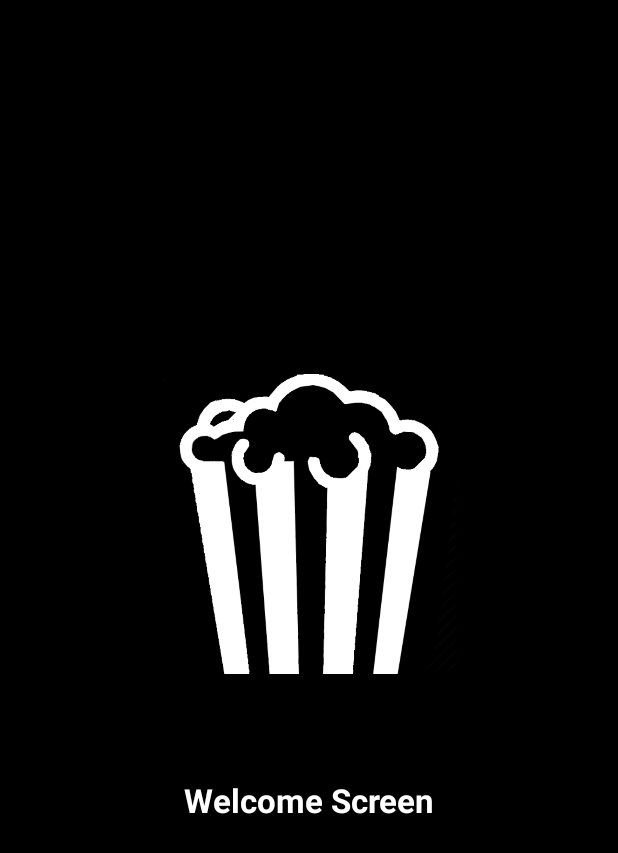
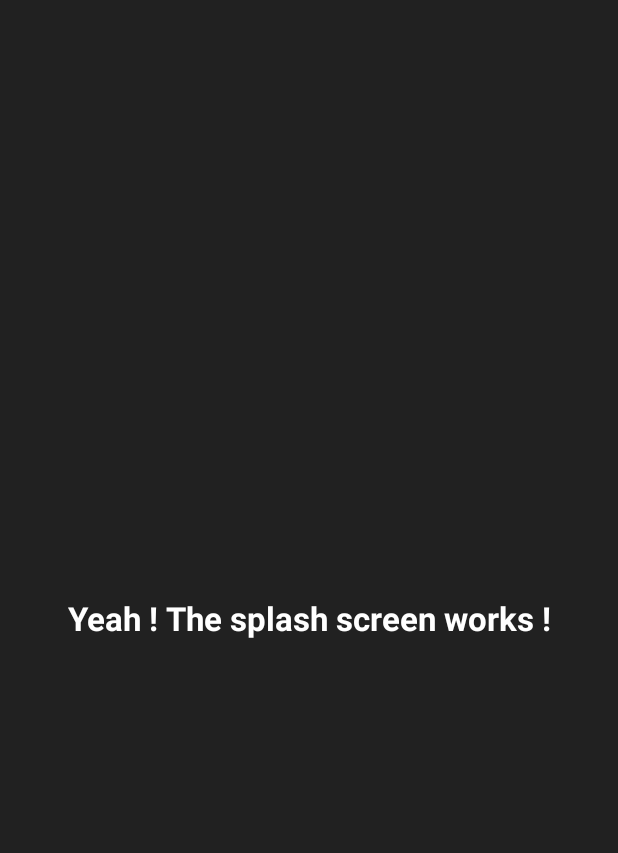
Before and after one commit to maphdev/AND_Splash_Screen, an Android app: the layout activity_main.xml on its own in the app's theme, with its tools: preview values and no code run, on a phone screen of 412 x 824 dp. Shown: the top 853 px of the screen. Run offline under Robolectric (Android 15) with nearby library versions, the phone set to English and light mode, and no system bars.

```diff
--- a/app/build.gradle
+++ b/app/build.gradle
@@ -25,4 +25,5 @@ dependencies {
     testImplementation 'junit:junit:4.12'
     androidTestImplementation 'com.android.support.test:runner:1.0.1'
     androidTestImplementation 'com.android.support.test.espresso:espresso-core:3.0.1'
+    implementation 'com.android.support:design:26.1.0'
 }
--- a/app/src/main/AndroidManifest.xml
+++ b/app/src/main/AndroidManifest.xml
@@ -9,13 +9,14 @@
         android:roundIcon="@mipmap/ic_launcher_round"
         android:supportsRtl="true"
         android:theme="@style/AppTheme">
-        <activity android:name=".MainActivity">
+        <activity android:name=".SplashScreen">
             <intent-filter>
                 <action android:name="android.intent.action.MAIN" />
 
                 <category android:name="android.intent.category.LAUNCHER" />
             </intent-filter>
         </activity>
+        <activity android:name=".MainActivity"></activity>
     </application>
 
 </manifest>
--- /dev/null
+++ b/app/src/main/res/anim/splashtransition.xml
@@ -0,0 +1,5 @@
+<?xml version="1.0" encoding="utf-8"?>
+<alpha xmlns:android="http://schemas.android.com/apk/res/android"
+    android:fromAlpha="0.0"
+    android:toAlpha="1.0"
+    android:duration="1000" />
--- a/app/src/main/res/layout/activity_main.xml
+++ b/app/src/main/res/layout/activity_main.xml
@@ -4,32 +4,23 @@
     xmlns:tools="http://schemas.android.com/tools"
     android:layout_width="match_parent"
     android:layout_height="match_parent"
-    android:background="@color/colorPrimaryDark"
+    android:background="@color/colorPrimary"
     tools:context="com.example.manon.splashscreen.MainActivity">
 
-    <ImageView
-        android:id="@+id/image"
-        android:layout_width="200dp"
-        android:layout_height="200dp"
-        android:src="@drawable/movie_icon"
+    <TextView
+        android:id="@+id/textView"
+        android:layout_width="wrap_content"
+        android:layout_height="wrap_content"
+        android:layout_marginBottom="8dp"
+        android:layout_marginEnd="8dp"
+        android:layout_marginStart="8dp"
+        android:layout_marginTop="8dp"
+        android:text="@string/success_screen"
+        android:textSize="22sp"
+        android:textColor="@color/colorWhite"
+        android:textStyle="bold"
         app:layout_constraintBottom_toBottomOf="parent"
         app:layout_constraintEnd_toEndOf="parent"
         app:layout_constraintStart_toStartOf="parent"
-        app:layout_constraintTop_toTopOf="parent"
-        app:layout_constraintVertical_bias="0.4" />
-
-    <TextView
-        android:layout_width="wrap_content"
-        android:layout_height="wrap_content"
-        android:text="@string/welcome_screen"
-        app:layout_constraintBottom_toBottomOf="parent"
-        app:layout_constraintEnd_toEndOf="parent"
-        app:layout_constraintStart_toStartOf="parent"
-        app:layout_constraintTop_toBottomOf="@id/image"
-        app:layout_constraintVertical_bias="0.2"
-        android:textSize="22sp"
-        android:textColor="@color/colorWhite"
-        android:textStyle="bold"/>
-
-
+        app:layout_constraintTop_toTopOf="parent" />
 </android.support.constraint.ConstraintLayout>
--- a/app/src/main/res/values/strings.xml
+++ b/app/src/main/res/values/strings.xml
@@ -1,4 +1,5 @@
 <resources>
     <string name="app_name">Splash Screen</string>
-    <string name="welcome_screen">Welcome Screen</string>
+    <string name="welcome_screen">Popular Movies</string>
+    <string name="success_screen">Yeah ! The splash screen works !</string>
 </resources>
```
Also changed, not shown: app/src/main/java/com/example/manon/splashscreen/SplashScreen.java (added, +44 -0 lines), app/src/main/res/layout/splash_screen.xml (added, +36 -0 lines).
